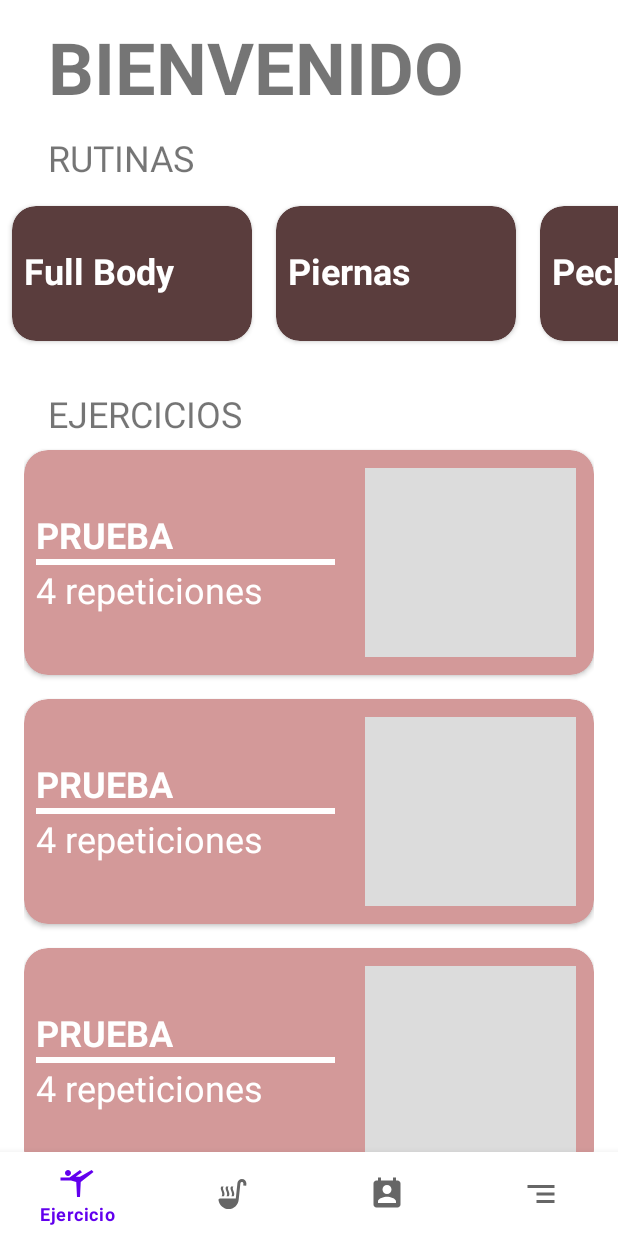
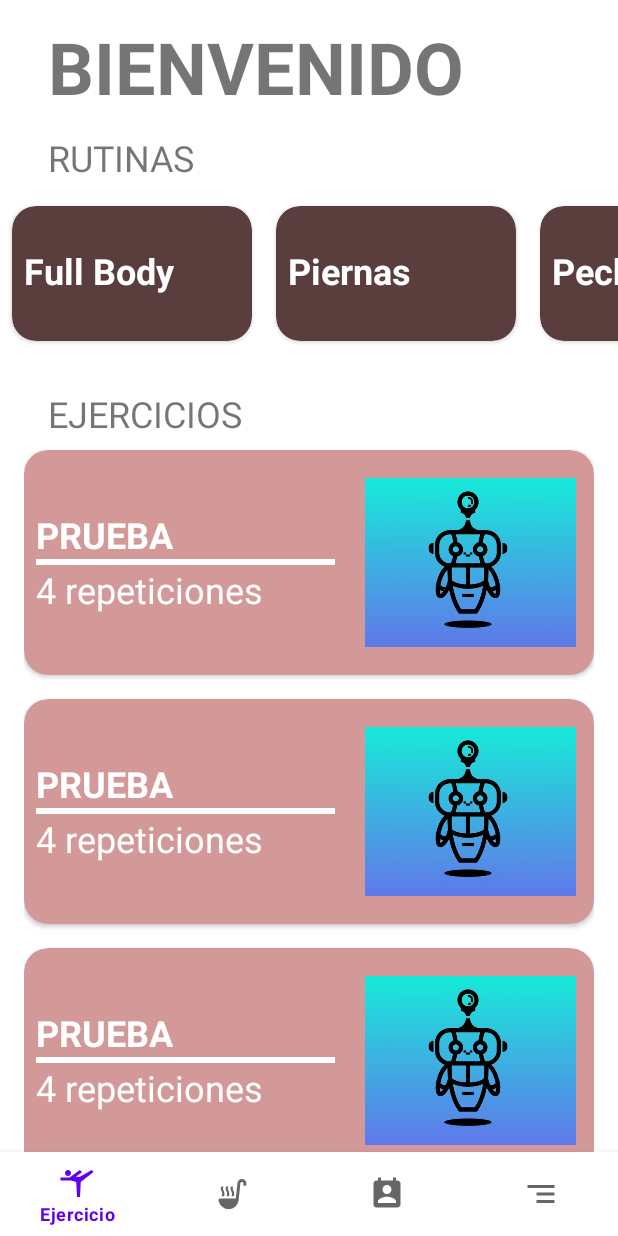
Before and after one commit to Lapiszss01/Proyecto-final-DAM, an Android app: the EjercicioFragment screen opened directly, with no data from a screen before it, on a phone screen of 412 x 824 dp. Run offline under Robolectric (Android 15) with nearby library versions, the phone set to English and light mode, and no system bars; 2 statements that could not run were skipped.

Commit message:
Foto ejercicio

```diff
--- a/app/src/main/java/com/example/proyectofinaldam/data/adapter/EjerciciosAdapter.java
+++ b/app/src/main/java/com/example/proyectofinaldam/data/adapter/EjerciciosAdapter.java
@@ -4,8 +4,11 @@ import android.content.Context;
 import android.view.LayoutInflater;
 import android.view.View;
 import android.view.ViewGroup;
+import android.widget.ImageView;
+import android.widget.TextView;
 
 import androidx.annotation.NonNull;
+import androidx.cardview.widget.CardView;
 import androidx.recyclerview.widget.RecyclerView;
 
 import com.example.proyectofinaldam.R;
@@ -16,7 +19,7 @@ import com.example.proyectofinaldam.ui.Ejercicio.EjercicioViewHolder;
 
 import java.util.ArrayList;
 
-public class EjerciciosAdapter extends RecyclerView.Adapter<EjercicioViewHolder>{
+public class EjerciciosAdapter extends RecyclerView.Adapter<EjerciciosAdapter.ViewHolder>{
 
     //Todos los adapters hacen que se vea la lista en la app
 
@@ -37,19 +40,36 @@ public class EjerciciosAdapter extends RecyclerView.Adapter<EjercicioViewHolder>
 
     @NonNull
     @Override
-    public EjercicioViewHolder onCreateViewHolder(@NonNull ViewGroup parent, int viewType) {
+    public EjerciciosAdapter.ViewHolder onCreateViewHolder(@NonNull ViewGroup parent, int viewType) {
         View view = LayoutInflater.from(context).inflate(R.layout.item_ejercicio,parent,false);
         view.setOnClickListener(onClickListener);
-        return new EjercicioViewHolder(view);
+        return new EjerciciosAdapter.ViewHolder(view);
     }
 
     @Override
-    public void onBindViewHolder(@NonNull EjercicioViewHolder holder, int position) {
-
+    public void onBindViewHolder(@NonNull ViewHolder holder, int position) {
+        holder.iV.setImageResource(lista.get(position).getFoto());
     }
 
     @Override
     public int getItemCount() {
         return lista.size();
     }
+
+    public class ViewHolder extends RecyclerView.ViewHolder{
+
+        public TextView tvName;
+        public ImageView iV;
+        public CardView cardView;
+
+        public ViewHolder(View itemView) {
+            super(itemView);
+            tvName = itemView.findViewById(R.id.tvRutinaName);
+            cardView = itemView.findViewById(R.id.cvCard);
+            iV = itemView.findViewById(R.id.iV);
+        }
+
+
+    }
+
 }
--- a/app/src/main/java/com/example/proyectofinaldam/data/model/Ejercicios.java
+++ b/app/src/main/java/com/example/proyectofinaldam/data/model/Ejercicios.java
@@ -3,11 +3,14 @@ package com.example.proyectofinaldam.data.model;
 public class Ejercicios {
     String nombre;
     Categorias categoria;
+
+    int foto;
     Boolean isSelected = false;
 
-    public Ejercicios(String nombre, Categorias categoria) {
+    public Ejercicios(String nombre, Categorias categoria, int foto) {
         this.categoria = categoria;
         this.nombre = nombre;
+        this.foto = foto;
     }
 
     public String getNombre() {
@@ -33,4 +36,12 @@ public class Ejercicios {
     public void setSelected(Boolean selected) {
         isSelected = selected;
     }
+
+    public int getFoto() {
+        return foto;
+    }
+
+    public void setFoto(int foto) {
+        this.foto = foto;
+    }
 }
--- a/app/src/main/java/com/example/proyectofinaldam/ui/Ejercicio/EjercicioFragment.java
+++ b/app/src/main/java/com/example/proyectofinaldam/ui/Ejercicio/EjercicioFragment.java
@@ -54,9 +54,9 @@ public class EjercicioFragment extends Fragment {
         lista.add(Cat2);
         lista.add(Cat3);
 
-        Ejercicios Ej1 = new Ejercicios("Peso",Cat1);
-        Ejercicios Ej2 = new Ejercicios("Peso2",Cat1);
-        Ejercicios Ej3 = new Ejercicios("Peso3",Cat2);
+        Ejercicios Ej1 = new Ejercicios("Peso",Cat1,R.drawable.large);
+        Ejercicios Ej2 = new Ejercicios("Peso2",Cat1,R.drawable.large);
+        Ejercicios Ej3 = new Ejercicios("Peso3",Cat2,R.drawable.large);
         lista2.add(Ej1);
         lista2.add(Ej2);
         lista2.add(Ej3);
--- a/app/src/main/res/layout/item_ejercicio.xml
+++ b/app/src/main/res/layout/item_ejercicio.xml
@@ -58,6 +58,7 @@
             android:layout_height="match_parent"
             android:layout_weight="1.3">
                 <ImageView
+                    android:id="@+id/iV"
                     android:layout_width="match_parent"
                     android:layout_height="match_parent"
                     android:layout_margin="12dp"
```
